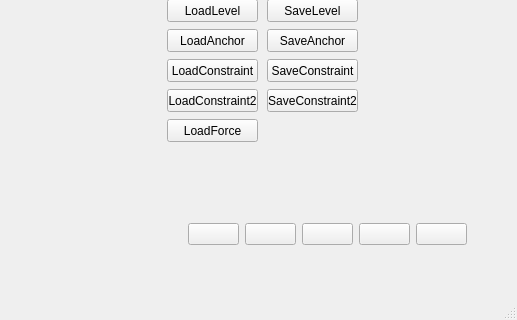
The window that joint_deformation/joint_deformation/joint_deformation.ui (tianny0078/JointDeformation) describes before a commit, drawn with Qt 5; both pictures show x 883 to 1400 and y 530 to 850 of the 1400 by 850 pixel window.
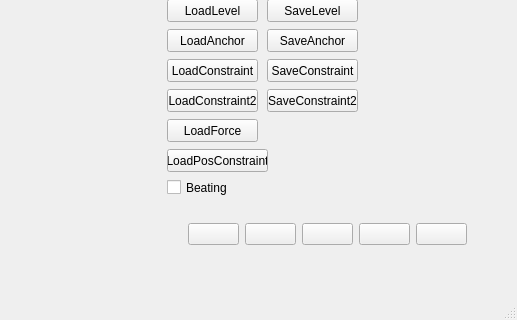
The same window after the commit. Icons and pictures are not drawn. Custom widgets are drawn as their Qt base class.

What changed in the file:
```diff
--- a/joint_deformation/joint_deformation/joint_deformation.ui
+++ b/joint_deformation/joint_deformation/joint_deformation.ui
@@ -1718,6 +1718,32 @@
      <string>LoadForce</string>
     </property>
    </widget>
+   <widget class="QPushButton" name="pushButton_loadPosConstraint">
+    <property name="geometry">
+     <rect>
+      <x>1050</x>
+      <y>650</y>
+      <width>101</width>
+      <height>23</height>
+     </rect>
+    </property>
+    <property name="text">
+     <string>LoadPosConstraint</string>
+    </property>
+   </widget>
+   <widget class="QCheckBox" name="checkBox_setBeating">
+    <property name="geometry">
+     <rect>
+      <x>1050</x>
+      <y>680</y>
+      <width>147</width>
+      <height>17</height>
+     </rect>
+    </property>
+    <property name="text">
+     <string>Beating</string>
+    </property>
+   </widget>
   </widget>
   <widget class="QMenuBar" name="menuBar">
    <property name="geometry">
```
Left out of the diff: 35 changed lines with no effect on the pictures.
